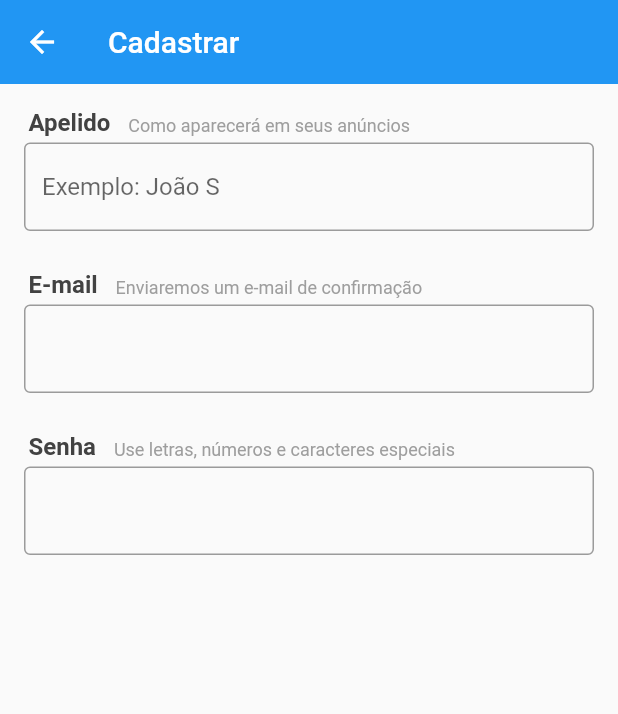
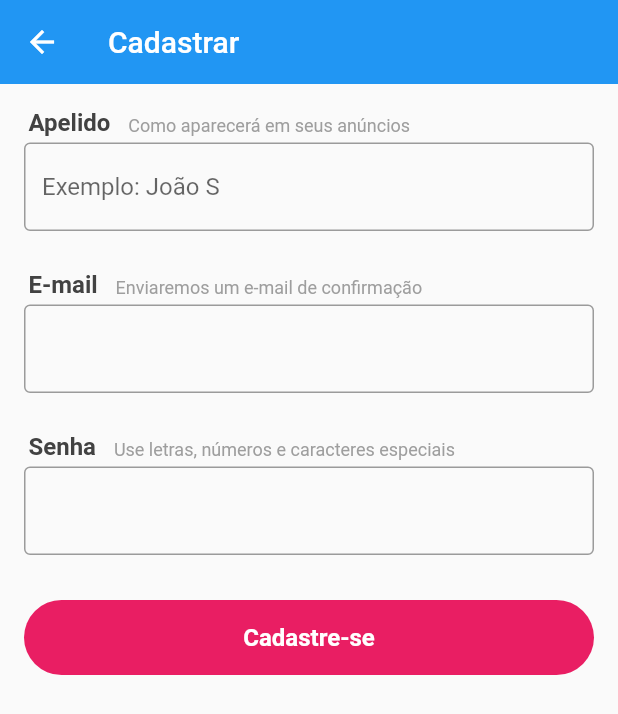
Before and after one commit to dieinimymaganha/olx, a Flutter app: the SignUpScreen screen opened directly, on a phone screen of 412 x 824 dp. Shown: the top 714 px of the screen. Run offline on Flutter 3.47's test engine with Material 2 defaults, Android fonts, the phone set to English and light mode, and no system bars; our stand-ins replace brasil_fields, parse_server_sdk, rxdart.

```diff
--- a/xlo/lib/screens/signup/signup_screen.dart
+++ b/xlo/lib/screens/signup/signup_screen.dart
@@ -36,7 +36,9 @@ class _SignUpScreenState extends State<SignUpScreen> {
                 return null;
               },
             ),
-            const SizedBox(height: 26,),
+            const SizedBox(
+              height: 26,
+            ),
             const FieldTitle(
               title: 'E-mail',
               subtitle: 'Enviaremos um e-mail de confirmação',
@@ -52,15 +54,43 @@ class _SignUpScreenState extends State<SignUpScreen> {
                 return null;
               },
             ),
-            const SizedBox(height: 26,),
+            const SizedBox(
+              height: 26,
+            ),
             const FieldTitle(
               title: 'Senha',
               subtitle: 'Use letras, números e caracteres especiais',
             ),
             PasswordField(),
+            Container(
+              margin: const EdgeInsets.symmetric(vertical: 24),
+              height: 50,
+              child: RaisedButton(
+                onPressed: () {},
+                color: Colors.pink,
+                disabledColor: Colors.pink.withAlpha(150),
+                child: Text(
+                  'Cadastre-se',
+                  style: TextStyle(
+                      color: Colors.white,
+                      fontSize: 16,
+                      fontWeight: FontWeight.w600),
+                ),
+                elevation: 0,
+                shape: RoundedRectangleBorder(
+                    borderRadius: BorderRadius.circular(25)),
+              ),
+            )
           ],
         ),
       ),
     );
   }
+
+  void _signUp() {
+    if(_formKey.currentState.validate()){
+      _formKey.currentState.save();
+
+    }
+  }
 }
--- a/xlo/lib/screens/signup/widgets/password_field.dart
+++ b/xlo/lib/screens/signup/widgets/password_field.dart
@@ -32,7 +32,6 @@ class PasswordField extends StatelessWidget {
           return 'Senha inválida';
         return null;
       },
-      autovalidate: true,
       builder: (state){
         return Column(
           crossAxisAlignment: CrossAxisAlignment.stretch,
```
Also changed, not shown: xlo/lib/blocs/signup_bloc.dart (added, +23 -0 lines).
